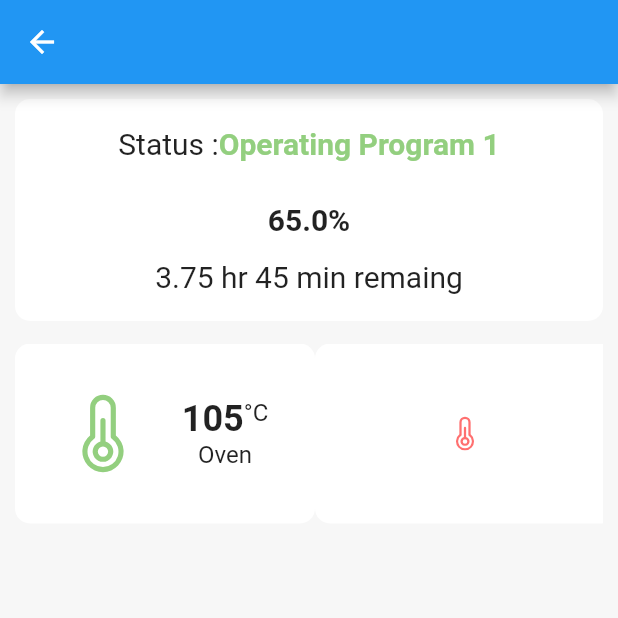
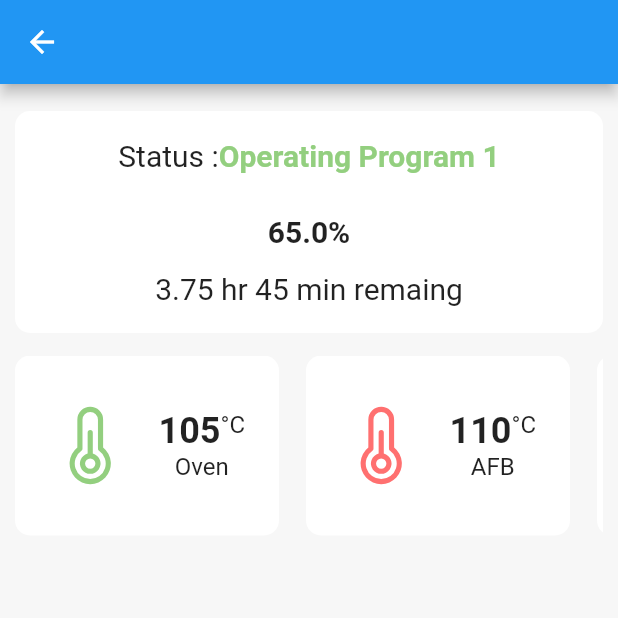
Before and after one commit to arinoldmoon/BurnoutProject, a Flutter app: the MachineDashboardPage screen opened directly, on a phone screen of 412 x 824 dp, the top half of it. Run offline on Flutter 3.47's test engine with Material 2 defaults, Android fonts, the phone set to English and light mode, and no system bars; drawn by our look-alikes of percent_indicator; our stand-ins replace fixnum, flutter_phosphor_icons; missing offline and left inert: grpc, protobuf.

Commit message:
init machine dashboard temperature off

```diff
--- a/burnout_mobile/lib/constants/machine_dashboard/machine_dashboard_sizes.dart
+++ b/burnout_mobile/lib/constants/machine_dashboard/machine_dashboard_sizes.dart
@@ -3,8 +3,10 @@ import 'package:flutter/material.dart';
 class MachineDashboardSizes {
   // Machine Dashboard Page
   static const machineDashboardWidgetSpacing = 15.0;
+  static const machineDashboardPagePadding =
+      EdgeInsets.symmetric(horizontal: 10, vertical: 18);
+
   // Machine Dashboard Status Widget
-  static const machineDashboardPagePadding = EdgeInsets.all(10);
   static const machineDashboardStatusPadding =
       EdgeInsets.symmetric(vertical: 18, horizontal: 10);
   static const machineDashboardBorderRadius = 10.0;
@@ -20,10 +22,11 @@ class MachineDashboardSizes {
 
   // Machine Dashboard Temperature
   static const machineDashboardTemperatureHeight = 120.0;
-  static const machineDashboardTemperatureWidth = 200.0;
+  static const machineDashboardTemperatureWidth = 176.0;
   static const machineDashboardTemperatureBorderRadius = 10.0;
   static const machineDashboardTemperaturePadding =
       EdgeInsets.symmetric(vertical: 26, horizontal: 16);
-  static const machineDashboardIconSize = 55.0;
-  static const machineDashboardIconTempSpacing = 25.0;
+  static const machineDashboardTemperatureIconSize = 55.0;
+  static const machineDashboardTemperatureIconTempSpacing = 18.0;
+  static const machineDashboardTemperatureItemSpacing = 18.0;
 }
--- a/burnout_mobile/lib/widgets/machine_dashboard/machine_dashboard_temperature.dart
+++ b/burnout_mobile/lib/widgets/machine_dashboard/machine_dashboard_temperature.dart
@@ -22,7 +22,9 @@ class _MachineDashboardTemperatureState
     extends State<MachineDashboardTemperature> {
   @override
   Widget build(BuildContext context) {
-    return Container(
+    return Row(
+      children: [
+        Container(
           height: MachineDashboardSizes.machineDashboardTemperatureHeight,
           width: MachineDashboardSizes.machineDashboardTemperatureWidth,
           padding: MachineDashboardSizes.machineDashboardTemperaturePadding,
@@ -34,13 +36,18 @@ class _MachineDashboardTemperatureState
           child: Row(
             crossAxisAlignment: CrossAxisAlignment.center,
             mainAxisAlignment: MainAxisAlignment.center,
-        children: [_buildTempState(widget.machineTemperature)],
+            children: [_buildTempState()],
           ),
+        ),
+        const SizedBox(
+          width: MachineDashboardSizes.machineDashboardTemperatureItemSpacing,
+        )
+      ],
     );
   }
 
-  Widget _buildTempState(MachineTemperature machineTemperature) {
-    switch (machineTemperature.machineHeaterStatus!) {
+  Widget _buildTempState() {
+    switch (widget.machineTemperature.machineHeaterStatus!) {
       case MachineHeaterStatus.ON:
         return Row(
           mainAxisAlignment: MainAxisAlignment.center,
@@ -49,12 +56,38 @@ class _MachineDashboardTemperatureState
             const Icon(
               PhosphorIcons.thermometer_simple,
               color: AppTheme.greenPrimary,
-              size: MachineDashboardSizes.machineDashboardIconSize,
+              size: MachineDashboardSizes.machineDashboardTemperatureIconSize,
             ),
             const SizedBox(
-              width: MachineDashboardSizes.machineDashboardIconTempSpacing,
+              width: MachineDashboardSizes
+                  .machineDashboardTemperatureIconTempSpacing,
             ),
-            Column(
+            _buildTempText()
+          ],
+        );
+
+      case MachineHeaterStatus.OFF:
+        return Row(
+          mainAxisAlignment: MainAxisAlignment.center,
+          crossAxisAlignment: CrossAxisAlignment.center,
+          children: [
+            const Icon(
+              PhosphorIcons.thermometer_simple,
+              color: AppTheme.redPrimary,
+              size: MachineDashboardSizes.machineDashboardTemperatureIconSize,
+            ),
+            const SizedBox(
+              width: MachineDashboardSizes
+                  .machineDashboardTemperatureIconTempSpacing,
+            ),
+            _buildTempText()
+          ],
+        );
+    }
+  }
+
+  Widget _buildTempText() {
+    return Column(
       mainAxisAlignment: MainAxisAlignment.center,
       crossAxisAlignment: CrossAxisAlignment.center,
       children: [
@@ -62,9 +95,8 @@ class _MachineDashboardTemperatureState
           crossAxisAlignment: CrossAxisAlignment.start,
           children: [
             Text(
-                      MachineDashboardUiStrings
-                          .machineDashboardTemperatureTempDigit(
-                              machineTemperature.machineTemp!),
+              MachineDashboardUiStrings.machineDashboardTemperatureTempDigit(
+                  widget.machineTemperature.machineTemp!),
               style: Theme.of(context)
                   .textTheme
                   .headline5!
@@ -82,22 +114,13 @@ class _MachineDashboardTemperatureState
         ),
         Text(
           MachineDashboardUiStrings.machineDashboardTemperatureName(
-                      machineTemperature),
+              widget.machineTemperature),
           style: Theme.of(context)
               .textTheme
               .subtitle1!
               .copyWith(fontWeight: FontWeight.normal),
         ),
       ],
-            ),
-          ],
-        );
-
-      case MachineHeaterStatus.OFF:
-        return const Icon(
-          PhosphorIcons.thermometer_simple,
-          color: AppTheme.redPrimary,
     );
   }
 }
-}
```
Lines whose indentation alone changed are shown as unchanged.
